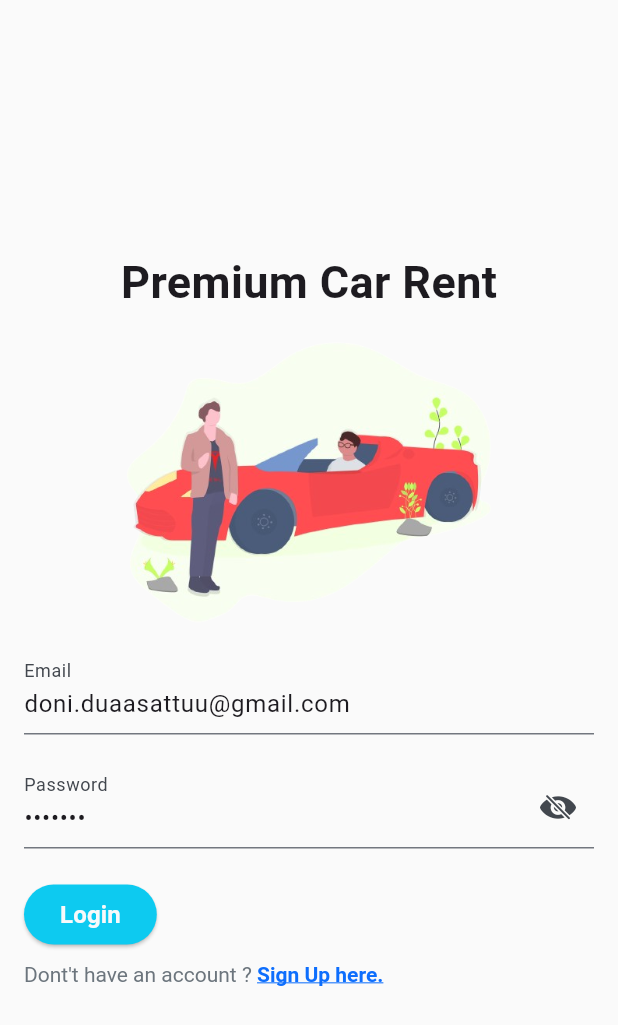
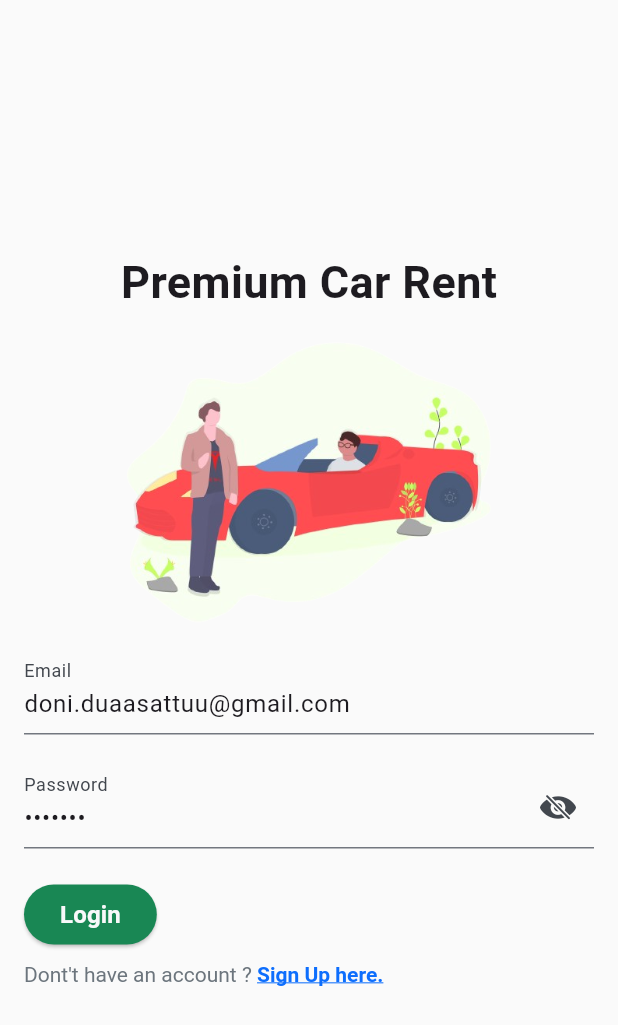
Before and after one commit to doniduaasattuu/mobile_programming_tugas_dua, a Flutter app: the screen it shows after launch, on a phone screen of 412 x 824 dp. Shown: the top 1025 px of the screen. Run offline on Flutter 3.47's test engine with Material 3 defaults, Android fonts, the phone set to English and light mode, and no system bars.

Commit message:
change color login and registration button

```diff
--- a/lib/ui/login.dart
+++ b/lib/ui/login.dart
@@ -68,7 +68,7 @@ class _LoginState extends State<Login> {
                     );
                   },
                   style: ElevatedButton.styleFrom(
-                    backgroundColor: MyColors().info,
+                    backgroundColor: MyColors().success,
                   ),
                   child: Text(
                     'Login',
--- a/lib/ui/registration.dart
+++ b/lib/ui/registration.dart
@@ -90,7 +90,7 @@ class _RegistrationState extends State<Registration> {
                         ElevatedButton(
                           onPressed: () {},
                           style: ElevatedButton.styleFrom(
-                            backgroundColor: MyColors().info,
+                            backgroundColor: MyColors().success,
                           ),
                           child: Text(
                             'Sign In',
```
